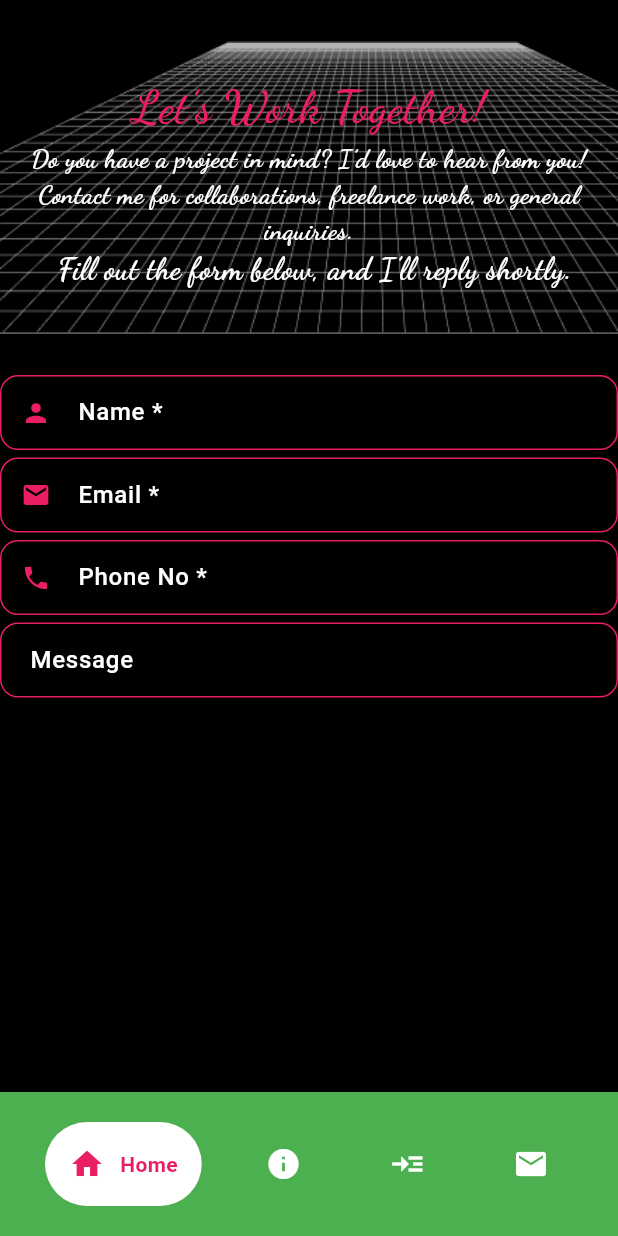
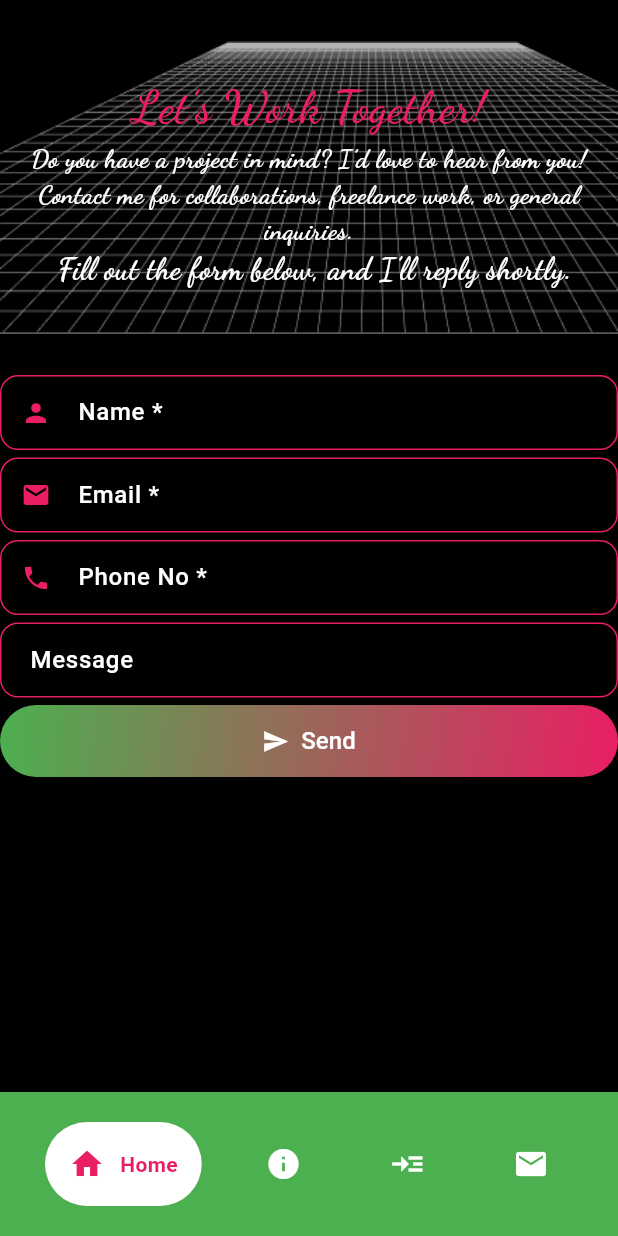
Before and after one commit to gilbert-ku/Flutter-Portfolio-App, a Flutter app: the ContactPage screen opened by its route, on a phone screen of 412 x 824 dp. Run offline on Flutter 3.47's test engine with Material 3 defaults, Android fonts, the phone set to English and light mode, and no system bars; drawn by our look-alikes of google_nav_bar; our stand-ins replace dio, font_awesome_flutter, go_router, google_fonts, permission_handler; Roboto replaces fonts that are missing (Domine).

Commit message:
feat(formTextField): add send button

```diff
--- a/lib/widgets/contact/contact_form.dart
+++ b/lib/widgets/contact/contact_form.dart
@@ -1,4 +1,5 @@
 import 'package:flutter/material.dart';
+import 'package:google_fonts/google_fonts.dart';
 
 class ContactForm extends StatefulWidget {
   const ContactForm({super.key});
@@ -15,7 +16,7 @@ class _ContactFormState extends State<ContactForm> {
     return Form(
       key: formKey,
       child: Column(
-        crossAxisAlignment: CrossAxisAlignment.center,
+        crossAxisAlignment: CrossAxisAlignment.start,
         children: [
           // name
           TextFormField(
@@ -166,7 +167,6 @@ class _ContactFormState extends State<ContactForm> {
                 borderSide: BorderSide(color: Colors.pink, width: 1.0),
                 borderRadius: BorderRadius.circular(12),
               ),
-
               hintText: 'Write a Message...',
               hintStyle: TextStyle(
                 color: Color.fromRGBO(
@@ -184,11 +184,69 @@ class _ContactFormState extends State<ContactForm> {
             ),
             validator: (value) {
               if (value == null || value.isEmpty) {
-                return 'Please enter your email';
+                return 'Please write a message';
               }
               return null;
             },
           ),
+
+          // ElevatedButton(onPressed: () {}, child: Text("Send"))
+          SizedBox(height: 5,),
+          Container(
+            width: double.infinity,
+            decoration: BoxDecoration(
+
+              gradient: LinearGradient(
+                colors: [
+                  Colors.green,
+                  Colors.pink,
+                ],
+                begin: Alignment.topLeft,
+                end: Alignment.bottomRight,
+              ),
+              borderRadius:
+                  BorderRadius.circular(50), // Match the button's shape
+
+              // boxshadow
+              boxShadow: [
+                BoxShadow(
+                  color: Colors.black.withOpacity(0.2),
+                  blurRadius: 8,
+                  offset: Offset(4, 4),
+                ),
+              ],
+            ),
+            child: ElevatedButton.icon(
+              style: ElevatedButton.styleFrom(
+                backgroundColor: Colors.transparent, // Set to transparent
+                shadowColor: Colors.transparent, // Remove default shadow
+                shape: RoundedRectangleBorder(
+                  borderRadius:
+                      BorderRadius.circular(50), // Match the container
+                ),
+                padding: const EdgeInsets.symmetric(
+                  horizontal: 12,
+                  vertical: 12,
+                ),
+              ),
+              onPressed: () {
+                // downloadFile(context);
+              },
+              label: Text(
+                "Send",
+                style: GoogleFonts.domine(
+                  textStyle: const TextStyle(
+                    fontSize: 16,
+                    color: Colors.white,
+                  ),
+                ),
+              ),
+              icon: const Icon(
+                Icons.send,
+                color: Colors.white,
+              ),
+            ),
+          )
         ],
       ),
     );
```
